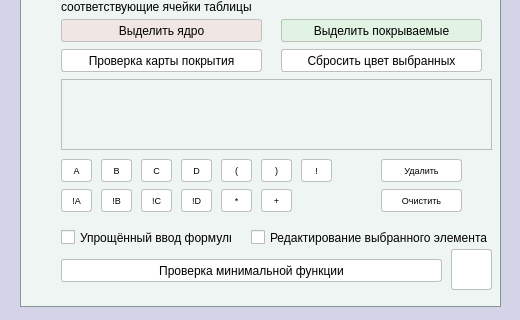
First picture: the form in mainwindow.ui, repository AlexeyAleksandrov/minimizaciyaMetodomKvainaMacClassky, before the edit; both pictures show x 0 to 520 and y 384 to 704 of the 520 by 704 pixel window.
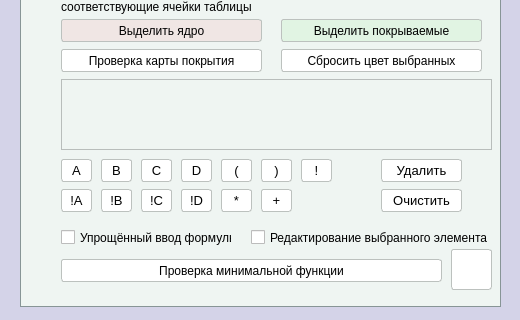
Second picture: the form after the edit. Icons and pictures are not drawn.

Commit message: Добавлено изменение шрифта для Linux

```diff
--- a/mainwindow.ui
+++ b/mainwindow.ui
@@ -2208,9 +2208,7 @@
       </property>
       <property name="font">
        <font>
-        <family>Arimo</family>
-        <pointsize>7</pointsize>
-        <weight>50</weight>
+        <pointsize>10</pointsize>
         <italic>false</italic>
         <bold>false</bold>
        </font>
@@ -2230,9 +2228,7 @@
       </property>
       <property name="font">
        <font>
-        <family>Arimo</family>
-        <pointsize>7</pointsize>
-        <weight>50</weight>
+        <pointsize>10</pointsize>
         <italic>false</italic>
         <bold>false</bold>
        </font>
@@ -2252,9 +2248,7 @@
       </property>
       <property name="font">
        <font>
-        <family>Arimo</family>
-        <pointsize>7</pointsize>
-        <weight>50</weight>
+        <pointsize>10</pointsize>
         <italic>false</italic>
         <bold>false</bold>
        </font>
@@ -2274,9 +2268,7 @@
       </property>
       <property name="font">
        <font>
-        <family>Arimo</family>
-        <pointsize>7</pointsize>
-        <weight>50</weight>
+        <pointsize>10</pointsize>
         <italic>false</italic>
         <bold>false</bold>
        </font>
@@ -2296,9 +2288,7 @@
       </property>
       <property name="font">
        <font>
-        <family>Arimo</family>
-        <pointsize>7</pointsize>
-        <weight>50</weight>
+        <pointsize>10</pointsize>
         <italic>false</italic>
         <bold>false</bold>
        </font>
@@ -2318,9 +2308,7 @@
       </property>
       <property name="font">
        <font>
-        <family>Arimo</family>
-        <pointsize>7</pointsize>
-        <weight>50</weight>
+        <pointsize>10</pointsize>
         <italic>false</italic>
         <bold>false</bold>
        </font>
@@ -2340,9 +2328,7 @@
       </property>
       <property name="font">
        <font>
-        <family>Arimo</family>
-        <pointsize>7</pointsize>
-        <weight>50</weight>
+        <pointsize>10</pointsize>
         <italic>false</italic>
         <bold>false</bold>
        </font>
@@ -2362,9 +2348,7 @@
       </property>
       <property name="font">
        <font>
-        <family>Arimo</family>
-        <pointsize>7</pointsize>
-        <weight>50</weight>
+        <pointsize>10</pointsize>
         <italic>false</italic>
         <bold>false</bold>
        </font>
@@ -2384,9 +2368,7 @@
       </property>
       <property name="font">
        <font>
-        <family>Arimo</family>
-        <pointsize>7</pointsize>
-        <weight>50</weight>
+        <pointsize>10</pointsize>
         <italic>false</italic>
         <bold>false</bold>
        </font>
@@ -2406,9 +2388,7 @@
       </property>
       <property name="font">
        <font>
-        <family>Arimo</family>
-        <pointsize>7</pointsize>
-        <weight>50</weight>
+        <pointsize>10</pointsize>
         <italic>false</italic>
         <bold>false</bold>
        </font>
@@ -2428,9 +2408,7 @@
       </property>
       <property name="font">
        <font>
-        <family>Arimo</family>
-        <pointsize>7</pointsize>
-        <weight>50</weight>
+        <pointsize>10</pointsize>
         <italic>false</italic>
         <bold>false</bold>
        </font>
@@ -2450,9 +2428,7 @@
       </property>
       <property name="font">
        <font>
-        <family>Arimo</family>
-        <pointsize>7</pointsize>
-        <weight>50</weight>
+        <pointsize>10</pointsize>
         <italic>false</italic>
         <bold>false</bold>
        </font>
@@ -2472,9 +2448,7 @@
       </property>
       <property name="font">
        <font>
-        <family>Arimo</family>
-        <pointsize>7</pointsize>
-        <weight>50</weight>
+        <pointsize>10</pointsize>
         <italic>false</italic>
         <bold>false</bold>
        </font>
@@ -2494,9 +2468,7 @@
       </property>
       <property name="font">
        <font>
-        <family>Arimo</family>
-        <pointsize>7</pointsize>
-        <weight>50</weight>
+        <pointsize>10</pointsize>
         <italic>false</italic>
         <bold>false</bold>
        </font>
@@ -2516,9 +2488,7 @@
       </property>
       <property name="font">
        <font>
-        <family>Arimo</family>
-        <pointsize>7</pointsize>
-        <weight>50</weight>
+        <pointsize>10</pointsize>
         <italic>false</italic>
         <bold>false</bold>
        </font>
```
Left out of the diff: 73 changed lines with no effect on the pictures.
